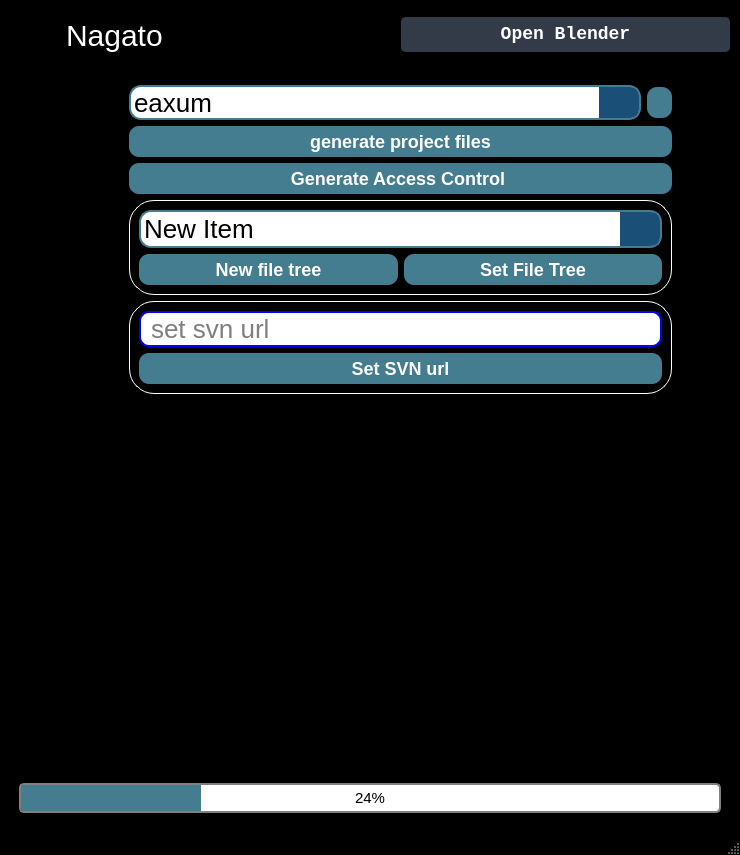
Qt form genesis.ui (Aderemi-Adesada/GENESIS) before a commit.
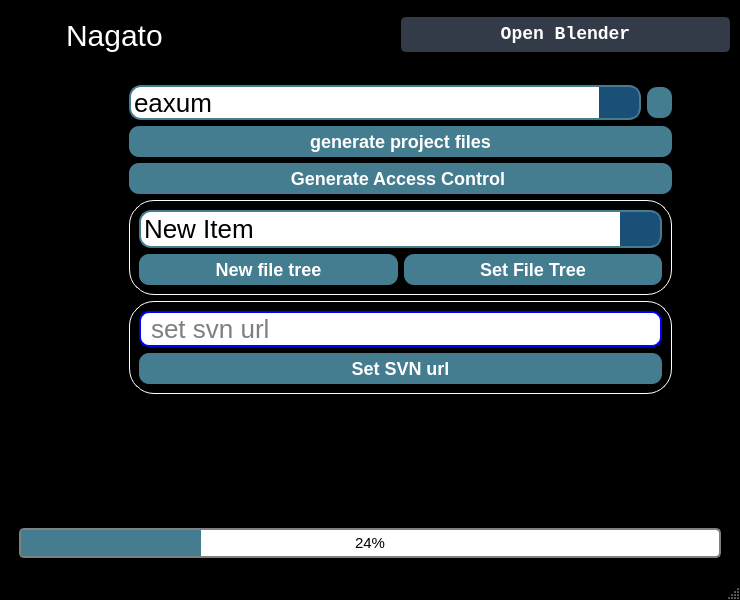
The same form after that commit. Icons and pictures are not drawn.

```diff
--- a/genesis.ui
+++ b/genesis.ui
@@ -7,19 +7,19 @@
     <x>0</x>
     <y>0</y>
     <width>740</width>
-    <height>855</height>
+    <height>600</height>
    </rect>
   </property>
   <property name="minimumSize">
    <size>
     <width>740</width>
-    <height>855</height>
+    <height>600</height>
    </size>
   </property>
   <property name="maximumSize">
    <size>
-    <width>16777215</width>
-    <height>16777215</height>
+    <width>740</width>
+    <height>600</height>
    </size>
   </property>
   <property name="windowTitle">
```
Left out of the diff: 4 changed lines with no effect on the pictures.
